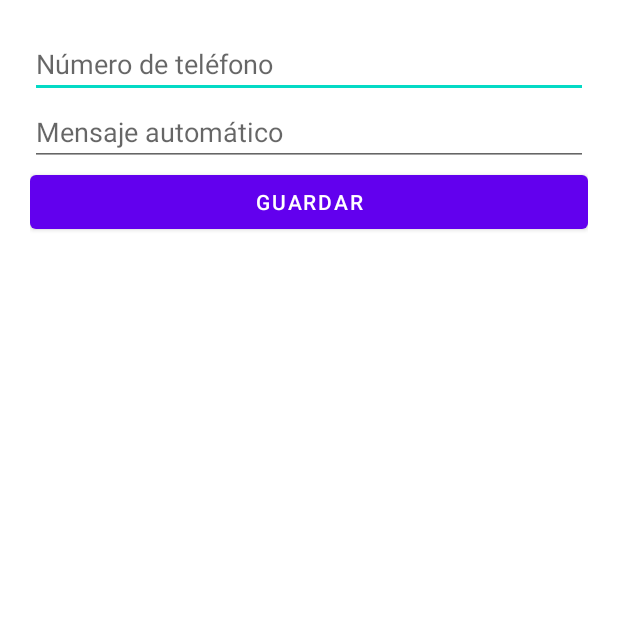
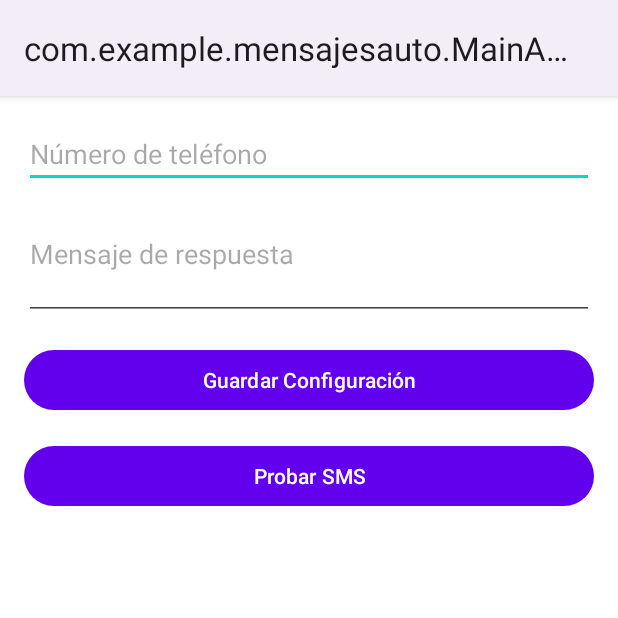
Before and after one commit to INGofZaun/MensajesAuto, an Android app built with Jetpack Compose: the screen it shows after launch (MainActivity), on a phone screen of 412 x 824 dp, the top half of it. Run offline under Robolectric (Android 15) with nearby library versions, the phone set to English and light mode, and no system bars.

Commit message:
Finalizando la app ya quema Cuhh

```diff
--- a/app/src/main/java/com/example/mensajesauto/SharedPrefManager.kt
+++ b/app/src/main/java/com/example/mensajesauto/SharedPrefManager.kt
@@ -2,6 +2,7 @@ package com.example.mensajesauto
 
 import android.content.Context
 import android.content.SharedPreferences
+import android.util.Log
 
 class SharedPrefManager(context: Context) {
     private val sharedPref: SharedPreferences =
@@ -9,17 +10,23 @@ class SharedPrefManager(context: Context) {
 
     fun savePhoneNumber(phoneNumber: String) {
         sharedPref.edit().putString("phoneNumber", phoneNumber).apply()
+        Log.d("SharedPrefManager", "Número guardado: $phoneNumber")
     }
 
     fun saveMessage(message: String) {
         sharedPref.edit().putString("message", message).apply()
+        Log.d("SharedPrefManager", "Mensaje guardado: $message")
     }
 
     fun getPhoneNumber(): String {
-        return sharedPref.getString("phoneNumber", "") ?: ""
+        val number = sharedPref.getString("phoneNumber", "") ?: ""
+        Log.d("SharedPrefManager", "Número recuperado: $number")
+        return number
     }
 
     fun getMessage(): String {
-        return sharedPref.getString("message", "") ?: ""
+        val message = sharedPref.getString("message", "") ?: ""
+        Log.d("SharedPrefManager", "Mensaje recuperado: $message")
+        return message
     }
 }
--- a/app/src/main/res/layout/activity_main.xml
+++ b/app/src/main/res/layout/activity_main.xml
@@ -1,25 +1,41 @@
 <?xml version="1.0" encoding="utf-8"?>
-<LinearLayout xmlns:android="http://schemas.android.com/apk/res/android"
+<LinearLayout
+    xmlns:android="http://schemas.android.com/apk/res/android"
     android:layout_width="match_parent"
     android:layout_height="match_parent"
     android:orientation="vertical"
-    android:padding="20dp">
+    android:padding="16dp">
 
+    <!-- Campo para ingresar el número de teléfono -->
     <EditText
         android:id="@+id/phoneNumberInput"
         android:layout_width="match_parent"
         android:layout_height="wrap_content"
-        android:hint="Número de teléfono" />
+        android:hint="Número de teléfono"
+        android:inputType="phone" />
 
+    <!-- Campo para ingresar el mensaje de respuesta -->
     <EditText
         android:id="@+id/messageInput"
         android:layout_width="match_parent"
         android:layout_height="wrap_content"
-        android:hint="Mensaje automático" />
+        android:hint="Mensaje de respuesta"
+        android:inputType="textMultiLine"
+        android:minLines="3" />
 
+    <!-- Botón para guardar la configuración -->
     <Button
         android:id="@+id/saveButton"
         android:layout_width="match_parent"
         android:layout_height="wrap_content"
-        android:text="Guardar" />
+        android:text="Guardar Configuración"
+        android:layout_marginTop="16dp"/>
+
+    <!-- Botón para probar el envío de SMS -->
+    <Button
+        android:id="@+id/sendTestSmsButton"
+        android:layout_width="match_parent"
+        android:layout_height="wrap_content"
+        android:text="Probar SMS"
+        android:layout_marginTop="16dp"/>
 </LinearLayout>
--- a/app/src/main/res/values/themes.xml
+++ b/app/src/main/res/values/themes.xml
@@ -1,20 +1,7 @@
-<?xml version="1.0" encoding="utf-8"?>
 <resources xmlns:tools="http://schemas.android.com/tools">
-
-    <style name="Theme.MensajesAuto" parent="Theme.MaterialComponents.DayNight.NoActionBar">
-        <!-- Colores de tu app -->
+    <style name="Theme.MensajesAuto" parent="Theme.Material3.DayNight">
         <item name="colorPrimary">@color/purple_500</item>
-        <item name="colorPrimaryVariant">@color/purple_700</item>
-        <item name="colorOnPrimary">@color/white</item>
         <item name="colorSecondary">@color/teal_200</item>
-        <item name="colorSecondaryVariant">@color/teal_700</item>
-        <item name="colorOnSecondary">@color/black</item>
-
-        <!-- Fondo de la pantalla -->
         <item name="android:windowBackground">@color/white</item>
-
-        <!-- Habilitar soporte de AppCompat -->
-        <item name="android:forceDarkAllowed">true</item>
     </style>
-
 </resources>
```
Also changed, not shown: app/build.gradle.kts (+25 -8 lines), app/src/main/AndroidManifest.xml (+20 -18 lines), app/src/main/java/com/example/mensajesauto/MainActivity.kt (+15 -11 lines), app/src/main/java/com/example/mensajesauto/SmsReceiver.kt (deleted, +0 -31 lines), app/src/main/res/values/values-night/themes.xml (deleted, +0 -12 lines).
